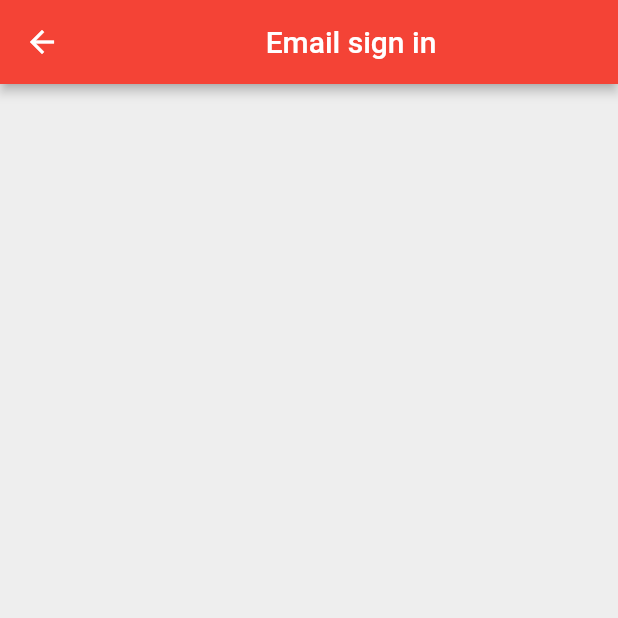
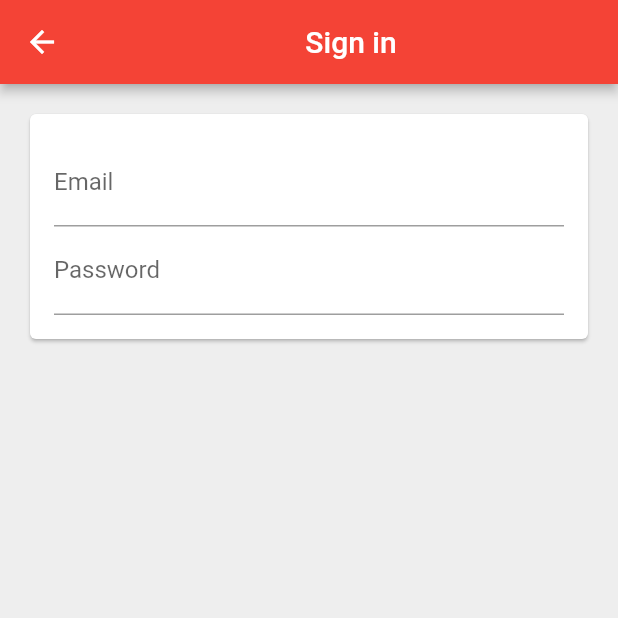
Before and after one commit to Kvaara/flutter_time_tracker, a Flutter app: the EmailSignInPage screen opened directly, on a phone screen of 412 x 824 dp, the top half of it. Run offline on Flutter 3.47's test engine with Material 2 defaults, Android fonts, the phone set to English and light mode, and no system bars; our stand-ins replace firebase_auth, firebase_core, google_sign_in; missing offline and left inert: flutter_facebook_auth; accounts and stored records are empty; network calls fail.

Commit message:
Created an EmailSignInForm class, which is a custom widget that acts as a email and password form.

```diff
--- /dev/null
+++ b/lib/app/sign_in/email_sign_in_form.dart
@@ -0,0 +1,28 @@
+import 'package:flutter/material.dart';
+
+class EmailSignInForm extends StatelessWidget {
+  const EmailSignInForm({Key? key}) : super(key: key);
+
+  List<Widget> _buildChildren() {
+    return [
+      const TextField(
+        decoration: InputDecoration(labelText: "Email"),
+      ),
+      const TextField(
+        decoration: InputDecoration(labelText: "Password"),
+        obscureText: true,
+      ),
+    ];
+  }
+
+  @override
+  Widget build(BuildContext context) {
+    return Padding(
+      padding: const EdgeInsets.all(16.0),
+      child: Column(
+        mainAxisSize: MainAxisSize.min,
+        children: _buildChildren(),
+      ),
+    );
+  }
+}
--- a/lib/app/sign_in/email_sign_in_page.dart
+++ b/lib/app/sign_in/email_sign_in_page.dart
@@ -1,4 +1,6 @@
 import 'package:flutter/material.dart';
+
+import 'package:flutter_time_tracker/app/sign_in/email_sign_in_form.dart';
 
 class EmailSignInPage extends StatelessWidget {
   const EmailSignInPage({Key? key}) : super(key: key);
@@ -8,16 +10,15 @@ class EmailSignInPage extends StatelessWidget {
     return Scaffold(
       appBar: AppBar(
         title: const Center(
-          child: Text("Email sign in"),
+          child: Text("Sign in"),
         ),
         elevation: 3.0,
       ),
-      body: _buildContent(),
+      body: const Padding(
+        padding: EdgeInsets.all(16.0),
+        child: Card(child: EmailSignInForm()),
+      ),
       backgroundColor: Colors.grey.shade200,
     );
   }
-
-  Widget _buildContent() {
-    return Container();
-  }
 }
```
Also changed, not shown: lib/app/sign_in/sign_in.page.dart (+13 -7 lines).
